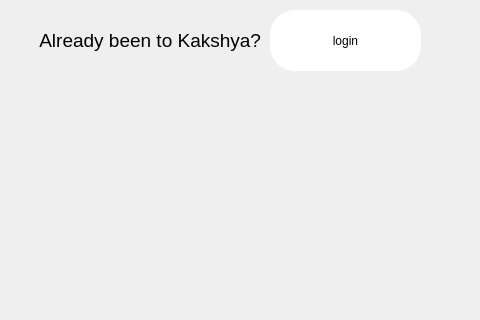
Qt form signupdialog.ui (prazzx/Kakshya) before a commit; both pictures show x 720 to 1200 and y 0 to 320 of the 1200 by 900 pixel window.
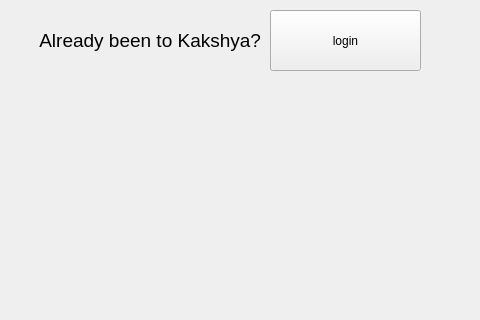
The same form after that commit.

```diff
--- a/signupdialog.ui
+++ b/signupdialog.ui
@@ -162,19 +162,7 @@
     </rect>
    </property>
    <property name="styleSheet">
-    <string notr="true">QPushButton {
-	background-color: rgb(170, 255, 255);
-	color: rgb(0, 0, 0);
-	font: 700 14pt &quot;Arial&quot;;
-    border: 2px solid #5A5A5A;
-	border-color: rgb(255, 255, 255);
-	background-color: rgb(255, 255, 255);
-    border-radius: 25px; 
-}
-
-QPushButton:pressed {
-}
-</string>
+    <string notr="true"/>
    </property>
    <property name="text">
     <string>login</string>
```
